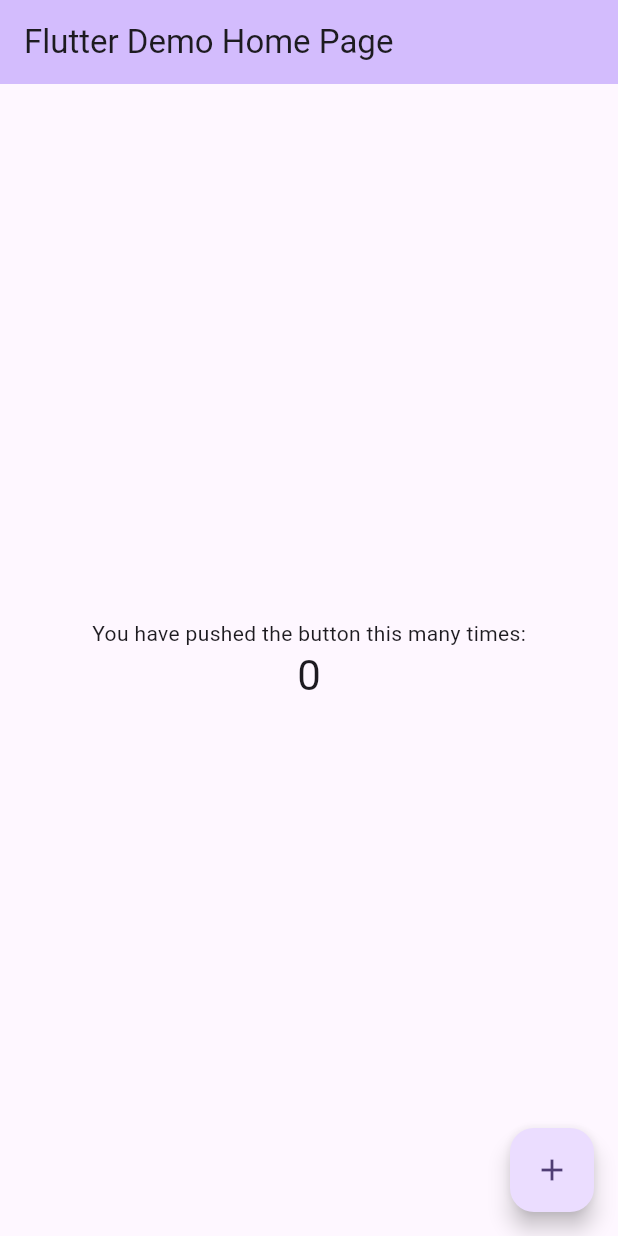
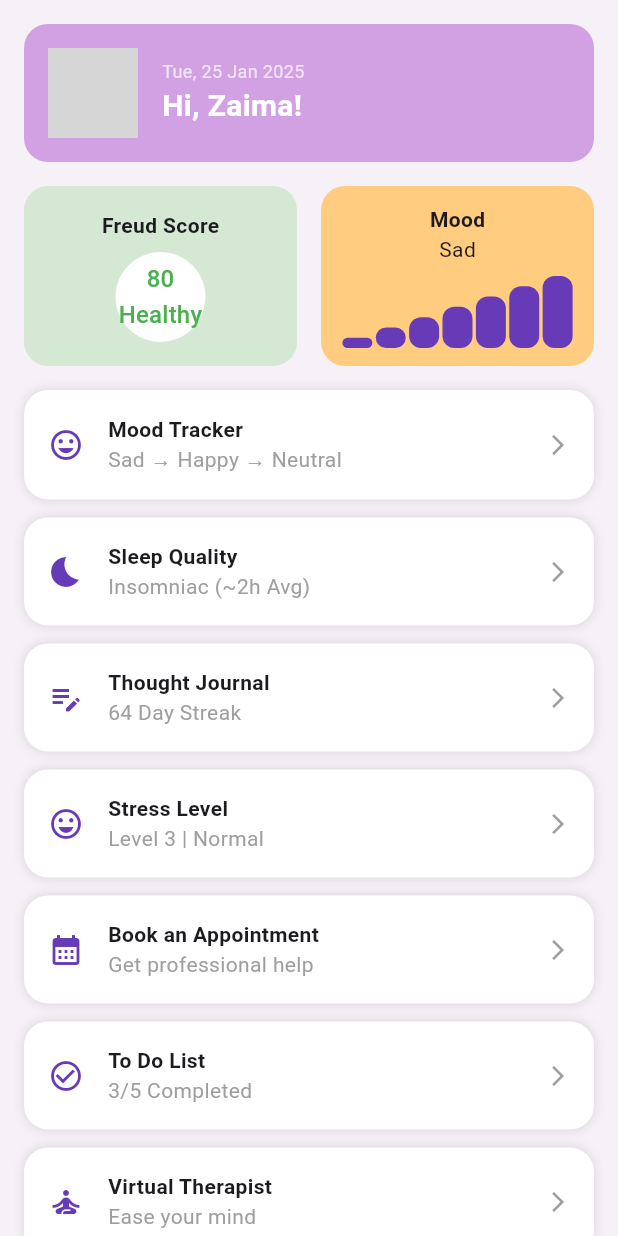
Before and after one commit to hasnat0006/MindOra, a Flutter app: the screen it shows after launch, on a phone screen of 412 x 824 dp. Run offline on Flutter 3.47's test engine with Material 3 defaults, Android fonts, the phone set to English and light mode, and no system bars; drawn by our look-alikes of fl_chart; our stand-ins replace google_fonts; grey boxes are pictures that could not be loaded.

Commit message:
dashboard, changed main a little.

```diff
--- a/mindora/lib/main.dart
+++ b/mindora/lib/main.dart
@@ -1,5 +1,6 @@
 import 'package:flutter/material.dart';
-
+import 'p_dashboard.dart'; // import your new page
+import 'login.dart';
 void main() {
   runApp(const MyApp());
 }
@@ -7,116 +8,16 @@ void main() {
 class MyApp extends StatelessWidget {
   const MyApp({super.key});
 
-  // This widget is the root of your application.
   @override
   Widget build(BuildContext context) {
     return MaterialApp(
-      title: 'Flutter Demo',
+      title: 'Mental Health Dashboard',
+      debugShowCheckedModeBanner: false,
       theme: ThemeData(
-        // This is the theme of your application.
-        //
-        // TRY THIS: Try running your application with "flutter run". You'll see
-        // the application has a purple toolbar. Then, without quitting the app,
-        // try changing the seedColor in the colorScheme below to Colors.green
-        // and then invoke "hot reload" (save your changes or press the "hot
-        // reload" button in a Flutter-supported IDE, or press "r" if you used
-        // the command line to start the app).
-        //
-        // Notice that the counter didn't reset back to zero; the application
-        // state is not lost during the reload. To reset the state, use hot
-        // restart instead.
-        //
-        // This works for code too, not just values: Most code changes can be
-        // tested with just a hot reload.
+        useMaterial3: true,
         colorScheme: ColorScheme.fromSeed(seedColor: Colors.deepPurple),
       ),
-      home: const MyHomePage(title: 'Flutter Demo Home Page'),
+      home: const DashboardPage(), // use the extracted widget
     );
   }
 }
-
-class MyHomePage extends StatefulWidget {
-  const MyHomePage({super.key, required this.title});
-
-  // This widget is the home page of your application. It is stateful, meaning
-  // that it has a State object (defined below) that contains fields that affect
-  // how it looks.
-
-  // This class is the configuration for the state. It holds the values (in this
-  // case the title) provided by the parent (in this case the App widget) and
-  // used by the build method of the State. Fields in a Widget subclass are
-  // always marked "final".
-
-  final String title;
-
-  @override
-  State<MyHomePage> createState() => _MyHomePageState();
-}
-
-class _MyHomePageState extends State<MyHomePage> {
-  int _counter = 0;
-
-  void _incrementCounter() {
-    setState(() {
-      // This call to setState tells the Flutter framework that something has
-      // changed in this State, which causes it to rerun the build method below
-      // so that the display can reflect the updated values. If we changed
-      // _counter without calling setState(), then the build method would not be
-      // called again, and so nothing would appear to happen.
-      _counter++;
-    });
-  }
-
-  @override
-  Widget build(BuildContext context) {
-    // This method is rerun every time setState is called, for instance as done
-    // by the _incrementCounter method above.
-    //
-    // The Flutter framework has been optimized to make rerunning build methods
-    // fast, so that you can just rebuild anything that needs updating rather
-    // than having to individually change instances of widgets.
-    return Scaffold(
-      appBar: AppBar(
-        // TRY THIS: Try changing the color here to a specific color (to
-        // Colors.amber, perhaps?) and trigger a hot reload to see the AppBar
-        // change color while the other colors stay the same.
-        backgroundColor: Theme.of(context).colorScheme.inversePrimary,
-        // Here we take the value from the MyHomePage object that was created by
-        // the App.build method, and use it to set our appbar title.
-        title: Text(widget.title),
-      ),
-      body: Center(
-        // Center is a layout widget. It takes a single child and positions it
-        // in the middle of the parent.
-        child: Column(
-          // Column is also a layout widget. It takes a list of children and
-          // arranges them vertically. By default, it sizes itself to fit its
-          // children horizontally, and tries to be as tall as its parent.
-          //
-          // Column has various properties to control how it sizes itself and
-          // how it positions its children. Here we use mainAxisAlignment to
-          // center the children vertically; the main axis here is the vertical
-          // axis because Columns are vertical (the cross axis would be
-          // horizontal).
-          //
-          // TRY THIS: Invoke "debug painting" (choose the "Toggle Debug Paint"
-          // action in the IDE, or press "p" in the console), to see the
-          // wireframe for each widget.
-          mainAxisAlignment: MainAxisAlignment.center,
-          children: <Widget>[
-            const Text('You have pushed the button this many times:'),
-            Text(
-              '$_counter',
-              style: Theme.of(context).textTheme.headlineMedium,
-            ),
-          ],
-        ),
-      ),
-      floatingActionButton: FloatingActionButton(
-        onPressed: _incrementCounter,
-        tooltip: 'Increment',
-        child: const Icon(Icons.add),
-      ), // This trailing comma makes auto-formatting nicer for build methods.
-    );
-  }
-}
--- /dev/null
+++ b/mindora/lib/p_dashboard.dart
@@ -0,0 +1,210 @@
+import 'package:flutter/material.dart';
+import 'package:fl_chart/fl_chart.dart';
+import 'package:google_fonts/google_fonts.dart';
+
+void main() {
+  runApp(const MyApp());
+}
+
+class MyApp extends StatelessWidget {
+  const MyApp({super.key});
+  @override
+  Widget build(BuildContext context) {
+    return MaterialApp(
+      title: 'Mental Health Dashboard',
+      debugShowCheckedModeBanner: false,
+      theme: ThemeData(
+        fontFamily: GoogleFonts.poppins().fontFamily,
+        useMaterial3: true,
+        colorScheme: ColorScheme.fromSeed(seedColor: Colors.deepPurple),
+      ),
+      home: const DashboardPage(),
+    );
+  }
+}
+
+class DashboardPage extends StatelessWidget {
+  const DashboardPage({super.key});
+
+  @override
+  Widget build(BuildContext context) {
+    return Scaffold(
+      backgroundColor: const Color(0xFFF5F1F6),
+      body: SafeArea(
+        child: SingleChildScrollView(
+          padding: const EdgeInsets.all(16),
+          child: Column(
+            crossAxisAlignment: CrossAxisAlignment.start,
+            children: [
+              _buildHeader(),
+              const SizedBox(height: 16),
+              _buildMetrics(),
+              const SizedBox(height: 16),
+              _buildTrackers(context),
+            ],
+          ),
+        ),
+      ),
+    );
+  }
+
+  Widget _buildHeader() {
+    return Container(
+      decoration: BoxDecoration(
+        color: const Color(0xFFD1A1E3),
+        borderRadius: BorderRadius.circular(16),
+      ),
+      padding: const EdgeInsets.all(16),
+      child: Row(
+        children: [
+          const CircleAvatar(
+            radius: 30,
+            backgroundImage: AssetImage('assets/zaima.jpg'), // Replace with real image
+          ),
+          const SizedBox(width: 16),
+          Column(
+            crossAxisAlignment: CrossAxisAlignment.start,
+            children: const [
+              Text(
+                "Tue, 25 Jan 2025",
+                style: TextStyle(color: Colors.white70, fontSize: 12),
+              ),
+              Text(
+                "Hi, Zaima!",
+                style: TextStyle(color: Colors.white, fontSize: 20, fontWeight: FontWeight.bold),
+              ),
+            ],
+          ),
+        ],
+      ),
+    );
+  }
+
+  Widget _buildMetrics() {
+    return Row(
+      children: [
+        _buildFreudScore(),
+        const SizedBox(width: 16),
+        _buildMoodBarChart(),
+      ],
+    );
+  }
+
+  Widget _buildFreudScore() {
+    return Expanded(
+      child: Container(
+        height: 120,
+        padding: const EdgeInsets.all(12),
+        decoration: BoxDecoration(
+          color: const Color(0xFFD5E8D4),
+          borderRadius: BorderRadius.circular(16),
+        ),
+        child: Column(
+          mainAxisAlignment: MainAxisAlignment.center,
+          children: const [
+            Text('Freud Score', style: TextStyle(fontWeight: FontWeight.bold)),
+            SizedBox(height: 8),
+            CircleAvatar(
+              radius: 30,
+              backgroundColor: Colors.white,
+              child: Text('80\nHealthy', textAlign: TextAlign.center, style: TextStyle(color: Colors.green)),
+            )
+          ],
+        ),
+      ),
+    );
+  }
+
+  Widget _buildMoodBarChart() {
+    return Expanded(
+      child: Container(
+        height: 120,
+        padding: const EdgeInsets.all(12),
+        decoration: BoxDecoration(
+          color: Colors.orange[200],
+          borderRadius: BorderRadius.circular(16),
+        ),
+        child: Column(
+          children: [
+            const Text('Mood', style: TextStyle(fontWeight: FontWeight.bold)),
+            const Text('Sad'),
+            const SizedBox(height: 8),
+            Expanded(
+              child: BarChart(
+                BarChartData(
+                  barGroups: List.generate(
+                    7,
+                    (index) => BarChartGroupData(
+                      x: index,
+                      barRods: [
+                        BarChartRodData(
+                          toY: (index + 1) * 2.0, // Example data, replace with actual mood scores
+                          color: Colors.deepPurple,
+                          width: 20,
+                          borderRadius: BorderRadius.circular(8),
+                        ),
+                      ],
+                    ),
+                  ),
+                  titlesData: FlTitlesData(show: false),
+                  borderData: FlBorderData(show: false),
+                  gridData: FlGridData(show: false),
+                ),
+              ),
+            )
+          ],
+        ),
+      ),
+    );
+  }
+
+  Widget _buildTrackers(BuildContext context) {
+    return Column(
+      children: [
+        _trackerTile(Icons.mood, 'Mood Tracker', 'Sad → Happy → Neutral', context),
+        _trackerTile(Icons.bedtime, 'Sleep Quality', 'Insomniac (~2h Avg)', context),
+        _trackerTile(Icons.edit_note, 'Thought Journal', '64 Day Streak', context),
+        _trackerTile(Icons.emoji_emotions_outlined, 'Stress Level', 'Level 3 | Normal', context),
+        _trackerTile(Icons.calendar_month, 'Book an Appointment', 'Get professional help', context),
+        _trackerTile(Icons.check_circle_outline, 'To Do List', '3/5 Completed', context),
+        _trackerTile(Icons.self_improvement, 'Virtual Therapist', 'Ease your mind', context),
+        _trackerTile(Icons.forum, 'Forum', 'Share your thought', context),
+      ],
+    );
+  }
+
+  Widget _trackerTile(IconData icon, String title, String subtitle, BuildContext context) {
+    return GestureDetector(
+      onTap: () {
+        ScaffoldMessenger.of(context).showSnackBar(
+          SnackBar(content: Text('$title tapped!')),
+        );
+      },
+      child: Container(
+        margin: const EdgeInsets.only(bottom: 12),
+        padding: const EdgeInsets.all(16),
+        decoration: BoxDecoration(
+          color: Colors.white,
+          borderRadius: BorderRadius.circular(16),
+          boxShadow: const [BoxShadow(color: Colors.black12, blurRadius: 6)],
+        ),
+        child: Row(
+          children: [
+            Icon(icon, color: Colors.deepPurple),
+            const SizedBox(width: 16),
+            Expanded(
+              child: Column(
+                crossAxisAlignment: CrossAxisAlignment.start,
+                children: [
+                  Text(title, style: const TextStyle(fontWeight: FontWeight.bold)),
+                  Text(subtitle, style: const TextStyle(color: Colors.grey)),
+                ],
+              ),
+            ),
+            const Icon(Icons.arrow_forward_ios, size: 16, color: Colors.grey),
+          ],
+        ),
+      ),
+    );
+  }
+}
```
Also changed, not shown: mindora/pubspec.yaml (+6 -1 lines), mindora/lib/login.dart (added), mindora/pubspec.lock, 1 other file.
